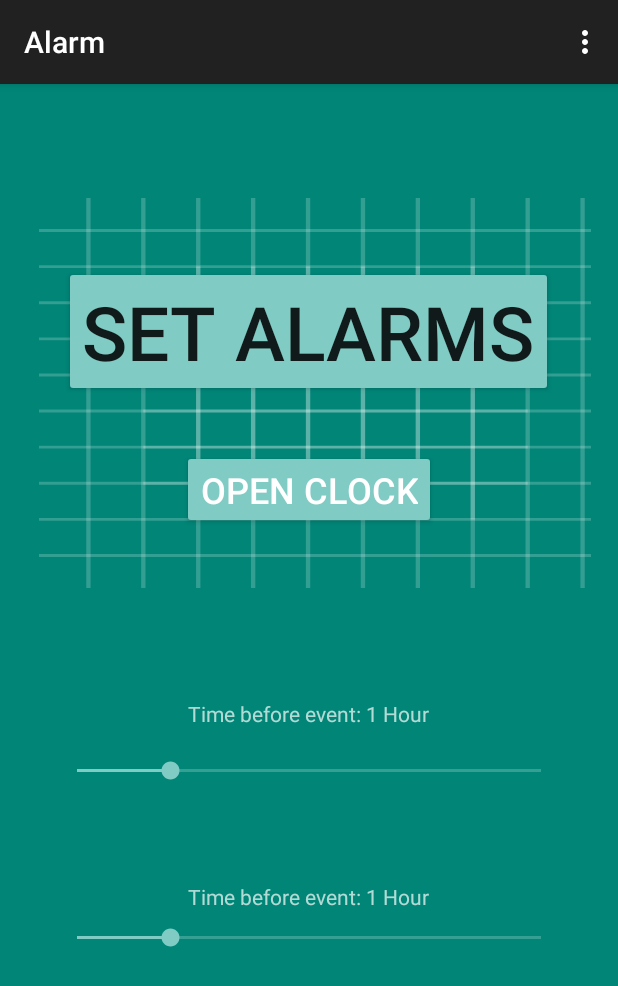
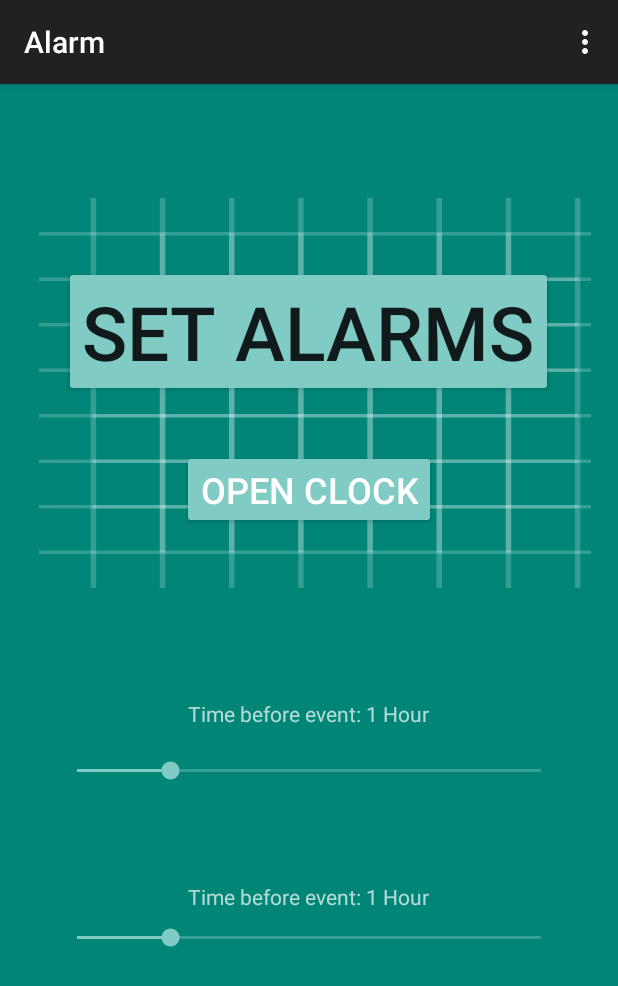
Before and after one commit to ChiD12/Alarm, an Android app: the screen it shows after launch (MainActivity), on a phone screen of 412 x 824 dp. Shown: the top 986 px of the screen. Run offline under Robolectric (Android 15) with nearby library versions, the phone set to English and light mode, and no system bars; libraries missing offline, so code that uses them is left out: me.everything.providers; 3 statements that could not run were skipped.

Commit message:
Added icons

```diff
--- a/app/src/main/AndroidManifest.xml
+++ b/app/src/main/AndroidManifest.xml
@@ -7,9 +7,9 @@
 
     <application
         android:allowBackup="true"
-        android:icon="@mipmap/ic_launcher"
+        android:icon="@mipmap/chrisicon"
         android:label="@string/app_name"
-        android:roundIcon="@mipmap/ic_launcher_round"
+        android:roundIcon="@mipmap/chrisicon_round"
         android:supportsRtl="true"
         android:theme="@style/Platform.MaterialComponents">
         <activity android:name=".MainActivity">
--- a/app/src/main/java/com/example/alarm/MainActivity.java
+++ b/app/src/main/java/com/example/alarm/MainActivity.java
@@ -79,7 +79,7 @@ public class MainActivity extends AppCompatActivity {
     private SeekBar seek;
     private TextView secondText;
     private SeekBar secondSeek;
-    private static boolean secondAlarmPressed = false;
+    public static boolean secondAlarmPressed = false;
 
     static private int firstBefore =0;
     static private int secondBefore=0;
--- a/app/src/main/java/com/example/alarm/ReadCal.java
+++ b/app/src/main/java/com/example/alarm/ReadCal.java
@@ -28,6 +28,34 @@ public class ReadCal<cursor> {
     public ReadCal(Context ctx){
         contentResolver = ctx.getContentResolver();
         today = Calendar.getInstance();
+        int largerH;
+        int largerM;
+        if(MainActivity.secondAlarmPressed) {
+            if (MainActivity.hoursBeforeEvent > MainActivity.hoursBeforeSecondEvent) {  //compares the two alarms to check which is created earlier
+                largerH = MainActivity.hoursBeforeEvent;
+                largerM = MainActivity.minutesBeforeEvent;
+            } else {
+                largerH = MainActivity.hoursBeforeSecondEvent;
+                largerM = MainActivity.minutesBeforeSecondEvent;
+            }
+            if (MainActivity.hoursBeforeEvent == MainActivity.hoursBeforeSecondEvent) {
+                if (MainActivity.minutesBeforeEvent > MainActivity.minutesBeforeSecondEvent) {
+                    largerH = MainActivity.hoursBeforeEvent;
+                    largerM = MainActivity.minutesBeforeEvent;
+                } else {
+                    largerH = MainActivity.hoursBeforeSecondEvent;
+                    largerM = MainActivity.minutesBeforeSecondEvent;
+                }
+            }
+        }
+        else{
+            largerH = MainActivity.hoursBeforeEvent;
+            largerM = MainActivity.minutesBeforeEvent;
+        }
+        today.add(Calendar.HOUR_OF_DAY,largerH);
+        today.add(Calendar.MINUTE, largerM);
+
+
         todayDate = createDateObj(today, "Today");
         Log.i(todayDate.toString(),"hi");
     }
--- a/app/src/main/res/drawable/ic_launcher_background.xml
+++ b/app/src/main/res/drawable/ic_launcher_background.xml
@@ -2,169 +2,75 @@
 <vector xmlns:android="http://schemas.android.com/apk/res/android"
     android:width="108dp"
     android:height="108dp"
-    android:viewportWidth="108"
-    android:viewportHeight="108">
-    <path
-        android:fillColor="#008577"
-        android:pathData="M0,0h108v108h-108z" />
-    <path
-        android:fillColor="#00000000"
-        android:pathData="M9,0L9,108"
-        android:strokeWidth="0.8"
-        android:strokeColor="#33FFFFFF" />
-    <path
-        android:fillColor="#00000000"
-        android:pathData="M19,0L19,108"
-        android:strokeWidth="0.8"
-        android:strokeColor="#33FFFFFF" />
-    <path
-        android:fillColor="#00000000"
-        android:pathData="M29,0L29,108"
-        android:strokeWidth="0.8"
-        android:strokeColor="#33FFFFFF" />
-    <path
-        android:fillColor="#00000000"
-        android:pathData="M39,0L39,108"
-        android:strokeWidth="0.8"
-        android:strokeColor="#33FFFFFF" />
-    <path
-        android:fillColor="#00000000"
-        android:pathData="M49,0L49,108"
-        android:strokeWidth="0.8"
-        android:strokeColor="#33FFFFFF" />
-    <path
-        android:fillColor="#00000000"
-        android:pathData="M59,0L59,108"
-        android:strokeWidth="0.8"
-        android:strokeColor="#33FFFFFF" />
-    <path
-        android:fillColor="#00000000"
-        android:pathData="M69,0L69,108"
-        android:strokeWidth="0.8"
-        android:strokeColor="#33FFFFFF" />
-    <path
-        android:fillColor="#00000000"
-        android:pathData="M79,0L79,108"
-        android:strokeWidth="0.8"
-        android:strokeColor="#33FFFFFF" />
-    <path
-        android:fillColor="#00000000"
-        android:pathData="M89,0L89,108"
-        android:strokeWidth="0.8"
-        android:strokeColor="#33FFFFFF" />
-    <path
-        android:fillColor="#00000000"
-        android:pathData="M99,0L99,108"
-        android:strokeWidth="0.8"
-        android:strokeColor="#33FFFFFF" />
-    <path
-        android:fillColor="#00000000"
-        android:pathData="M0,9L108,9"
-        android:strokeWidth="0.8"
-        android:strokeColor="#33FFFFFF" />
-    <path
-        android:fillColor="#00000000"
-        android:pathData="M0,19L108,19"
-        android:strokeWidth="0.8"
-        android:strokeColor="#33FFFFFF" />
-    <path
-        android:fillColor="#00000000"
-        android:pathData="M0,29L108,29"
-        android:strokeWidth="0.8"
-        android:strokeColor="#33FFFFFF" />
-    <path
-        android:fillColor="#00000000"
-        android:pathData="M0,39L108,39"
-        android:strokeWidth="0.8"
-        android:strokeColor="#33FFFFFF" />
-    <path
-        android:fillColor="#00000000"
-        android:pathData="M0,49L108,49"
-        android:strokeWidth="0.8"
-        android:strokeColor="#33FFFFFF" />
-    <path
-        android:fillColor="#00000000"
-        android:pathData="M0,59L108,59"
-        android:strokeWidth="0.8"
-        android:strokeColor="#33FFFFFF" />
-    <path
-        android:fillColor="#00000000"
-        android:pathData="M0,69L108,69"
-        android:strokeWidth="0.8"
-        android:strokeColor="#33FFFFFF" />
-    <path
-        android:fillColor="#00000000"
-        android:pathData="M0,79L108,79"
-        android:strokeWidth="0.8"
-        android:strokeColor="#33FFFFFF" />
-    <path
-        android:fillColor="#00000000"
-        android:pathData="M0,89L108,89"
-        android:strokeWidth="0.8"
-        android:strokeColor="#33FFFFFF" />
-    <path
-        android:fillColor="#00000000"
-        android:pathData="M0,99L108,99"
-        android:strokeWidth="0.8"
-        android:strokeColor="#33FFFFFF" />
-    <path
-        android:fillColor="#00000000"
-        android:pathData="M19,29L89,29"
-        android:strokeWidth="0.8"
-        android:strokeColor="#33FFFFFF" />
-    <path
-        android:fillColor="#00000000"
-        android:pathData="M19,39L89,39"
-        android:strokeWidth="0.8"
-        android:strokeColor="#33FFFFFF" />
-    <path
-        android:fillColor="#00000000"
-        android:pathData="M19,49L89,49"
-        android:strokeWidth="0.8"
-        android:strokeColor="#33FFFFFF" />
-    <path
-        android:fillColor="#00000000"
-        android:pathData="M19,59L89,59"
-        android:strokeWidth="0.8"
-        android:strokeColor="#33FFFFFF" />
-    <path
-        android:fillColor="#00000000"
-        android:pathData="M19,69L89,69"
-        android:strokeWidth="0.8"
-        android:strokeColor="#33FFFFFF" />
-    <path
-        android:fillColor="#00000000"
-        android:pathData="M19,79L89,79"
-        android:strokeWidth="0.8"
-        android:strokeColor="#33FFFFFF" />
-    <path
-        android:fillColor="#00000000"
-        android:pathData="M29,19L29,89"
-        android:strokeWidth="0.8"
-        android:strokeColor="#33FFFFFF" />
-    <path
-        android:fillColor="#00000000"
-        android:pathData="M39,19L39,89"
-        android:strokeWidth="0.8"
-        android:strokeColor="#33FFFFFF" />
-    <path
-        android:fillColor="#00000000"
-        android:pathData="M49,19L49,89"
-        android:strokeWidth="0.8"
-        android:strokeColor="#33FFFFFF" />
-    <path
-        android:fillColor="#00000000"
-        android:pathData="M59,19L59,89"
-        android:strokeWidth="0.8"
-        android:strokeColor="#33FFFFFF" />
-    <path
-        android:fillColor="#00000000"
-        android:pathData="M69,19L69,89"
-        android:strokeWidth="0.8"
-        android:strokeColor="#33FFFFFF" />
-    <path
-        android:fillColor="#00000000"
-        android:pathData="M79,19L79,89"
-        android:strokeWidth="0.8"
-        android:strokeColor="#33FFFFFF" />
+    android:viewportWidth="85.71429"
+    android:viewportHeight="85.71429">
+  <group android:translateX="-11.142858"
+      android:translateY="-11.142858">
+      <path android:fillColor="#008577"
+            android:pathData="M0,0h108v108h-108z"/>
+      <path android:fillColor="#00000000" android:pathData="M9,0L9,108"
+            android:strokeColor="#33FFFFFF" android:strokeWidth="0.8"/>
+      <path android:fillColor="#00000000" android:pathData="M19,0L19,108"
+            android:strokeColor="#33FFFFFF" android:strokeWidth="0.8"/>
+      <path android:fillColor="#00000000" android:pathData="M29,0L29,108"
+            android:strokeColor="#33FFFFFF" android:strokeWidth="0.8"/>
+      <path android:fillColor="#00000000" android:pathData="M39,0L39,108"
+            android:strokeColor="#33FFFFFF" android:strokeWidth="0.8"/>
+      <path android:fillColor="#00000000" android:pathData="M49,0L49,108"
+            android:strokeColor="#33FFFFFF" android:strokeWidth="0.8"/>
+      <path android:fillColor="#00000000" android:pathData="M59,0L59,108"
+            android:strokeColor="#33FFFFFF" android:strokeWidth="0.8"/>
+      <path android:fillColor="#00000000" android:pathData="M69,0L69,108"
+            android:strokeColor="#33FFFFFF" android:strokeWidth="0.8"/>
+      <path android:fillColor="#00000000" android:pathData="M79,0L79,108"
+            android:strokeColor="#33FFFFFF" android:strokeWidth="0.8"/>
+      <path android:fillColor="#00000000" android:pathData="M89,0L89,108"
+            android:strokeColor="#33FFFFFF" android:strokeWidth="0.8"/>
+      <path android:fillColor="#00000000" android:pathData="M99,0L99,108"
+            android:strokeColor="#33FFFFFF" android:strokeWidth="0.8"/>
+      <path android:fillColor="#00000000" android:pathData="M0,9L108,9"
+            android:strokeColor="#33FFFFFF" android:strokeWidth="0.8"/>
+      <path android:fillColor="#00000000" android:pathData="M0,19L108,19"
+            android:strokeColor="#33FFFFFF" android:strokeWidth="0.8"/>
+      <path android:fillColor="#00000000" android:pathData="M0,29L108,29"
+            android:strokeColor="#33FFFFFF" android:strokeWidth="0.8"/>
+      <path android:fillColor="#00000000" android:pathData="M0,39L108,39"
+            android:strokeColor="#33FFFFFF" android:strokeWidth="0.8"/>
+      <path android:fillColor="#00000000" android:pathData="M0,49L108,49"
+            android:strokeColor="#33FFFFFF" android:strokeWidth="0.8"/>
+      <path android:fillColor="#00000000" android:pathData="M0,59L108,59"
+            android:strokeColor="#33FFFFFF" android:strokeWidth="0.8"/>
+      <path android:fillColor="#00000000" android:pathData="M0,69L108,69"
+            android:strokeColor="#33FFFFFF" android:strokeWidth="0.8"/>
+      <path android:fillColor="#00000000" android:pathData="M0,79L108,79"
+            android:strokeColor="#33FFFFFF" android:strokeWidth="0.8"/>
+      <path android:fillColor="#00000000" android:pathData="M0,89L108,89"
+            android:strokeColor="#33FFFFFF" android:strokeWidth="0.8"/>
+      <path android:fillColor="#00000000" android:pathData="M0,99L108,99"
+            android:strokeColor="#33FFFFFF" android:strokeWidth="0.8"/>
+      <path android:fillColor="#00000000" android:pathData="M19,29L89,29"
+            android:strokeColor="#33FFFFFF" android:strokeWidth="0.8"/>
+      <path android:fillColor="#00000000" android:pathData="M19,39L89,39"
+            android:strokeColor="#33FFFFFF" android:strokeWidth="0.8"/>
+      <path android:fillColor="#00000000" android:pathData="M19,49L89,49"
+            android:strokeColor="#33FFFFFF" android:strokeWidth="0.8"/>
+      <path android:fillColor="#00000000" android:pathData="M19,59L89,59"
+            android:strokeColor="#33FFFFFF" android:strokeWidth="0.8"/>
+      <path android:fillColor="#00000000" android:pathData="M19,69L89,69"
+            android:strokeColor="#33FFFFFF" android:strokeWidth="0.8"/>
+      <path android:fillColor="#00000000" android:pathData="M19,79L89,79"
+            android:strokeColor="#33FFFFFF" android:strokeWidth="0.8"/>
+      <path android:fillColor="#00000000" android:pathData="M29,19L29,89"
+            android:strokeColor="#33FFFFFF" android:strokeWidth="0.8"/>
+      <path android:fillColor="#00000000" android:pathData="M39,19L39,89"
+            android:strokeColor="#33FFFFFF" android:strokeWidth="0.8"/>
+      <path android:fillColor="#00000000" android:pathData="M49,19L49,89"
+            android:strokeColor="#33FFFFFF" android:strokeWidth="0.8"/>
+      <path android:fillColor="#00000000" android:pathData="M59,19L59,89"
+            android:strokeColor="#33FFFFFF" android:strokeWidth="0.8"/>
+      <path android:fillColor="#00000000" android:pathData="M69,19L69,89"
+            android:strokeColor="#33FFFFFF" android:strokeWidth="0.8"/>
+      <path android:fillColor="#00000000" android:pathData="M79,19L79,89"
+            android:strokeColor="#33FFFFFF" android:strokeWidth="0.8"/>
+  </group>
 </vector>
```
